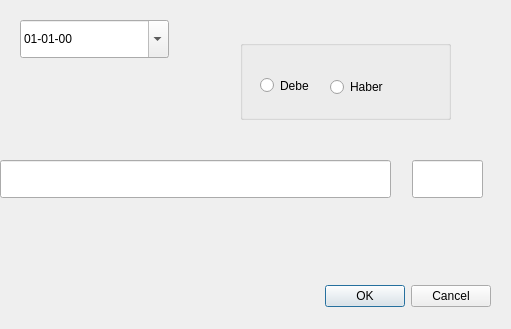
Qt form movimiento.ui (waltermas-gitter/infomesas-gui) before a commit.
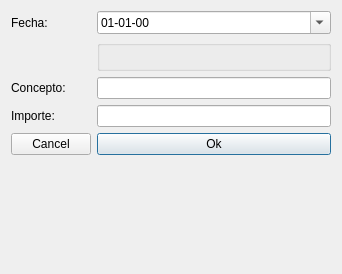
The same form after that commit.

The edit to the form file:
```diff
--- a/movimiento.ui
+++ b/movimiento.ui
@@ -6,38 +6,23 @@
    <rect>
     <x>0</x>
     <y>0</y>
-    <width>511</width>
-    <height>329</height>
+    <width>342</width>
+    <height>274</height>
    </rect>
   </property>
   <property name="windowTitle">
    <string>Dialog</string>
   </property>
-  <widget class="QDialogButtonBox" name="dialogButtonBox">
-   <property name="geometry">
-    <rect>
-     <x>150</x>
-     <y>280</y>
-     <width>341</width>
-     <height>32</height>
-    </rect>
-   </property>
-   <property name="orientation">
-    <enum>Qt::Horizontal</enum>
-   </property>
-   <property name="standardButtons">
-    <set>QDialogButtonBox::Cancel|QDialogButtonBox::Ok</set>
-   </property>
-  </widget>
+  <layout class="QFormLayout" name="formLayout">
+   <item row="0" column="0">
+    <widget class="QLabel" name="label">
+     <property name="text">
+      <string>Fecha:</string>
+     </property>
+    </widget>
+   </item>
+   <item row="0" column="1">
   <widget class="QDateEdit" name="fechaDateEdit">
-   <property name="geometry">
-    <rect>
-     <x>20</x>
-     <y>20</y>
-     <width>149</width>
-     <height>38</height>
-    </rect>
-   </property>
    <property name="displayFormat">
     <string>dd-MM-yy</string>
    </property>
@@ -45,41 +30,9 @@
     <bool>true</bool>
    </property>
   </widget>
-  <widget class="QLineEdit" name="importeLineEdit">
-   <property name="geometry">
-    <rect>
-     <x>412</x>
-     <y>160</y>
-     <width>71</width>
-     <height>38</height>
-    </rect>
-   </property>
-   <property name="alignment">
-    <set>Qt::AlignRight|Qt::AlignTrailing|Qt::AlignVCenter</set>
-   </property>
-  </widget>
-  <widget class="QLineEdit" name="conceptoLineEdit">
-   <property name="geometry">
-    <rect>
-     <x>0</x>
-     <y>160</y>
-     <width>391</width>
-     <height>38</height>
-    </rect>
-   </property>
-   <property name="alignment">
-    <set>Qt::AlignLeading|Qt::AlignLeft|Qt::AlignVCenter</set>
-   </property>
-  </widget>
+   </item>
+   <item row="4" column="1">
   <widget class="QGroupBox" name="groupBox">
-   <property name="geometry">
-    <rect>
-     <x>240</x>
-     <y>40</y>
-     <width>211</width>
-     <height>80</height>
-    </rect>
-   </property>
    <property name="title">
     <string/>
    </property>
@@ -110,6 +63,50 @@
     </property>
    </widget>
   </widget>
+   </item>
+   <item row="6" column="0">
+    <widget class="QLabel" name="label_2">
+     <property name="text">
+      <string>Concepto:</string>
+     </property>
+    </widget>
+   </item>
+   <item row="6" column="1">
+    <widget class="QLineEdit" name="conceptoLineEdit">
+     <property name="alignment">
+      <set>Qt::AlignLeading|Qt::AlignLeft|Qt::AlignVCenter</set>
+     </property>
+    </widget>
+   </item>
+   <item row="10" column="0">
+    <widget class="QLabel" name="label_3">
+     <property name="text">
+      <string>Importe:</string>
+     </property>
+    </widget>
+   </item>
+   <item row="10" column="1">
+    <widget class="QLineEdit" name="importeLineEdit">
+     <property name="alignment">
+      <set>Qt::AlignRight|Qt::AlignTrailing|Qt::AlignVCenter</set>
+     </property>
+    </widget>
+   </item>
+   <item row="13" column="1">
+    <widget class="QPushButton" name="okPushButton">
+     <property name="text">
+      <string>Ok</string>
+     </property>
+    </widget>
+   </item>
+   <item row="13" column="0">
+    <widget class="QPushButton" name="cancelPushButton">
+     <property name="text">
+      <string>Cancel</string>
+     </property>
+    </widget>
+   </item>
+  </layout>
  </widget>
  <resources/>
  <connections>
```
Left out of the diff: 35 changed lines with no effect on the pictures. Lines whose indentation alone changed are shown as unchanged.
